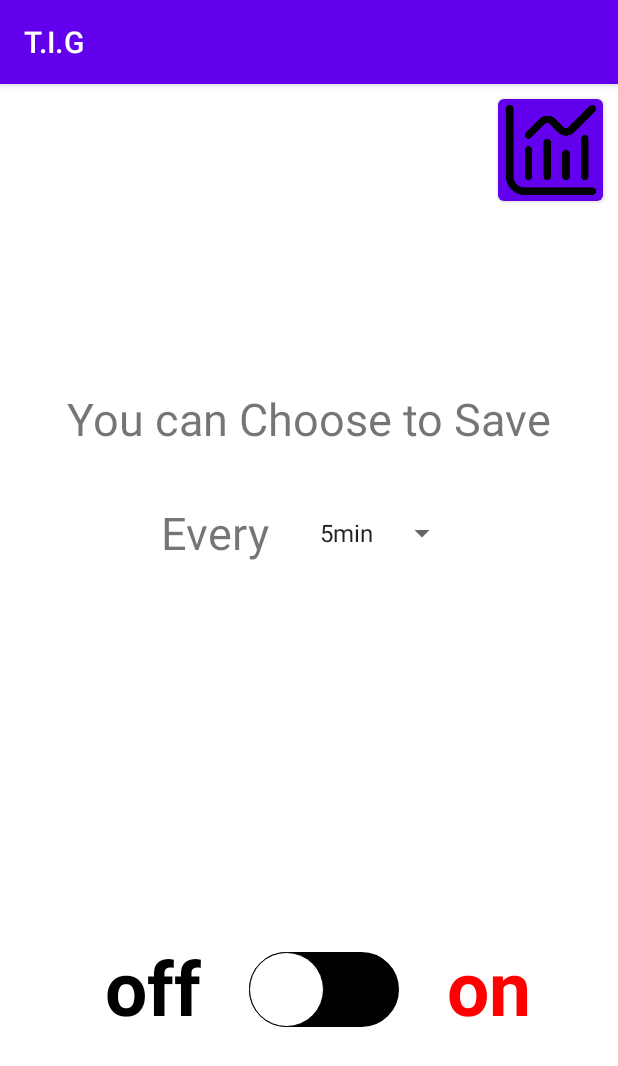
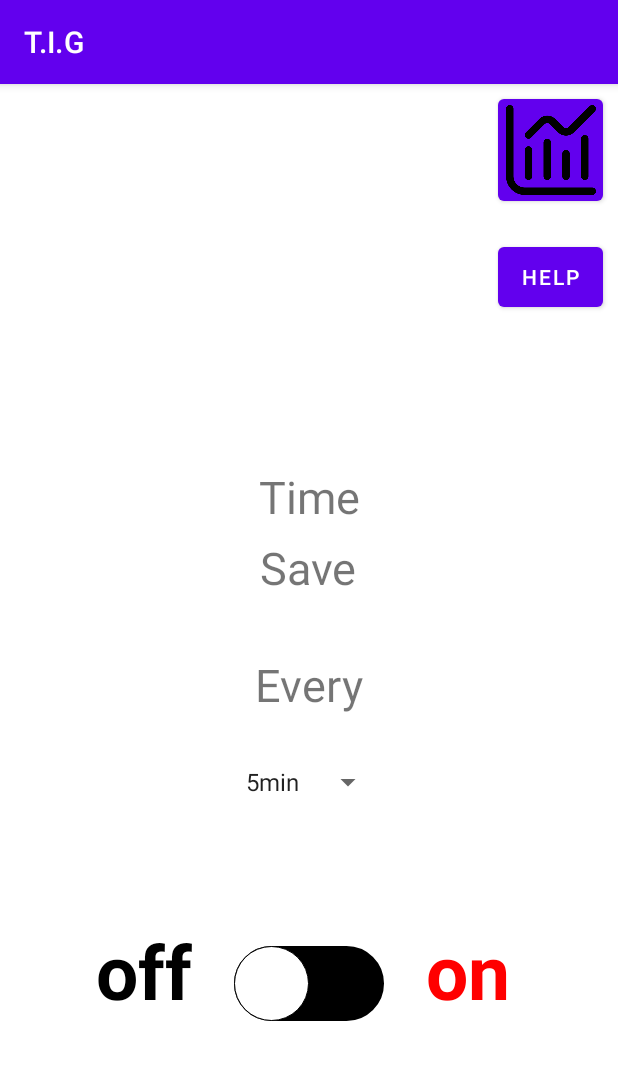
Before and after one commit to HongJooWon/UsageChecker, an Android app: the screen it shows after launch (MainActivity), on a phone screen of 412 x 824 dp. Shown: the top 1066 px of the screen. Run offline under Robolectric (Android 15) with nearby library versions, the phone set to English and light mode, and no system bars; our stand-ins replace Firebase (no records; nobody signed in at launch, a user with empty details on screens opened directly).

Commit message:
change some desgin add "help" button

```diff
--- a/app/src/main/res/layout/activity_main.xml
+++ b/app/src/main/res/layout/activity_main.xml
@@ -32,27 +32,14 @@
         android:id="@+id/text1"
         android:layout_width="wrap_content"
         android:layout_height="wrap_content"
-        android:text="You can Choose to Save"
+        android:text="@string/time"
         android:textSize="30sp"
         app:layout_constraintBottom_toBottomOf="parent"
+        app:layout_constraintHorizontal_bias="0.5"
         app:layout_constraintLeft_toLeftOf="parent"
         app:layout_constraintRight_toRightOf="parent"
         app:layout_constraintTop_toTopOf="parent"
-        app:layout_constraintVertical_bias="0.279"
-        tools:ignore="MissingConstraints" />
-
-    <TextView
-        android:id="@+id/text2"
-        android:layout_width="wrap_content"
-        android:layout_height="wrap_content"
-        android:text="Every"
-        android:textSize="30sp"
-        app:layout_constraintBottom_toBottomOf="parent"
-        app:layout_constraintHorizontal_bias="0.315"
-        app:layout_constraintLeft_toLeftOf="parent"
-        app:layout_constraintRight_toRightOf="parent"
-        app:layout_constraintTop_toTopOf="parent"
-        app:layout_constraintVertical_bias="0.383"
+        app:layout_constraintVertical_bias="0.35"
         tools:ignore="MissingConstraints" />
 
     <Spinner
@@ -64,17 +51,17 @@
         android:minHeight="48dp"
         app:layout_constraintBottom_toBottomOf="parent"
         app:layout_constraintEnd_toEndOf="parent"
-        app:layout_constraintHorizontal_bias="0.659"
+        app:layout_constraintHorizontal_bias="0.5"
         app:layout_constraintStart_toStartOf="parent"
         app:layout_constraintTop_toTopOf="parent"
-        app:layout_constraintVertical_bias="0.283"
+        app:layout_constraintVertical_bias="0.55"
         tools:ignore="SpeakableTextPresentCheck" />
 
     <TextView
         android:layout_width="wrap_content"
         android:layout_height="wrap_content"
         android:layout_centerInParent="true"
-        android:layout_marginEnd="32dp"
+        android:layout_marginEnd="28dp"
         android:layout_toStartOf="@+id/sw"
         android:text="@string/off"
         android:textColor="#000000"
@@ -83,7 +70,7 @@
         app:layout_constraintBottom_toBottomOf="parent"
         app:layout_constraintEnd_toStartOf="@+id/sw"
         app:layout_constraintTop_toTopOf="parent"
-        app:layout_constraintVertical_bias="0.811"
+        app:layout_constraintVertical_bias="0.795"
         tools:ignore="MissingConstraints" />
 
     <Switch
@@ -97,18 +84,18 @@
         android:thumb="@drawable/switch_thumb_selector"
         android:track="@drawable/switch_track_selector"
         app:layout_constraintBottom_toBottomOf="parent"
-        app:layout_constraintHorizontal_bias="0.533"
+        app:layout_constraintHorizontal_bias="0.5"
         app:layout_constraintLeft_toLeftOf="parent"
         app:layout_constraintRight_toRightOf="parent"
         app:layout_constraintTop_toTopOf="parent"
-        app:layout_constraintVertical_bias="0.806"
+        app:layout_constraintVertical_bias="0.8"
         tools:ignore="MissingConstraints" />
 
     <TextView
         android:layout_width="wrap_content"
         android:layout_height="wrap_content"
         android:layout_centerInParent="true"
-        android:layout_marginStart="32dp"
+        android:layout_marginStart="28dp"
         android:layout_toEndOf="@+id/sw"
         android:text="@string/on"
         android:textColor="#FF0000"
@@ -117,7 +104,7 @@
         app:layout_constraintBottom_toBottomOf="parent"
         app:layout_constraintStart_toEndOf="@+id/sw"
         app:layout_constraintTop_toTopOf="parent"
-        app:layout_constraintVertical_bias="0.811"
+        app:layout_constraintVertical_bias="0.795"
         tools:ignore="MissingConstraints" />
 
     <Button
@@ -133,5 +120,47 @@
         app:layout_constraintStart_toStartOf="parent"
         app:layout_constraintTop_toTopOf="parent" />
 
+    <TextView
+        android:id="@+id/textView"
+        android:layout_width="wrap_content"
+        android:layout_height="wrap_content"
+        android:layout_marginStart="173dp"
+        android:layout_marginTop="302dp"
+        android:layout_marginEnd="174dp"
+        android:text="@string/save"
+        android:textSize="30sp"
+        app:layout_constraintEnd_toEndOf="parent"
+        app:layout_constraintStart_toStartOf="parent"
+        app:layout_constraintTop_toTopOf="parent" />
+
+    <TextView
+        android:id="@+id/textView2"
+        android:layout_width="wrap_content"
+        android:layout_height="wrap_content"
+        android:layout_marginStart="169dp"
+        android:layout_marginTop="362dp"
+        android:layout_marginEnd="170dp"
+        android:layout_marginBottom="329dp"
+        android:text="@string/every"
+        android:textSize="30sp"
+        app:layout_constraintBottom_toBottomOf="parent"
+        app:layout_constraintEnd_toEndOf="parent"
+        app:layout_constraintStart_toStartOf="parent"
+        app:layout_constraintTop_toTopOf="parent" />
+
+    <Button
+        android:id="@+id/button"
+        android:layout_width="70dp"
+        android:layout_height="52dp"
+        android:layout_marginStart="331dp"
+        android:layout_marginTop="84dp"
+        android:layout_marginEnd="10dp"
+        android:layout_marginBottom="595dp"
+        android:text="@string/help"
+        app:layout_constraintBottom_toBottomOf="parent"
+        app:layout_constraintEnd_toEndOf="parent"
+        app:layout_constraintStart_toStartOf="parent"
+        app:layout_constraintTop_toTopOf="parent" />
+
 
 </androidx.constraintlayout.widget.ConstraintLayout>
--- a/app/src/main/res/values/strings.xml
+++ b/app/src/main/res/values/strings.xml
@@ -15,4 +15,9 @@
     <string name="on">on</string>
 
     <string name="button">button</string>
+    <string name="time">Time</string>
+    <string name="save">Save</string>
+    <string name="every">Every</string>
+
+    <string name="help" >help</string>
 </resources>
```
